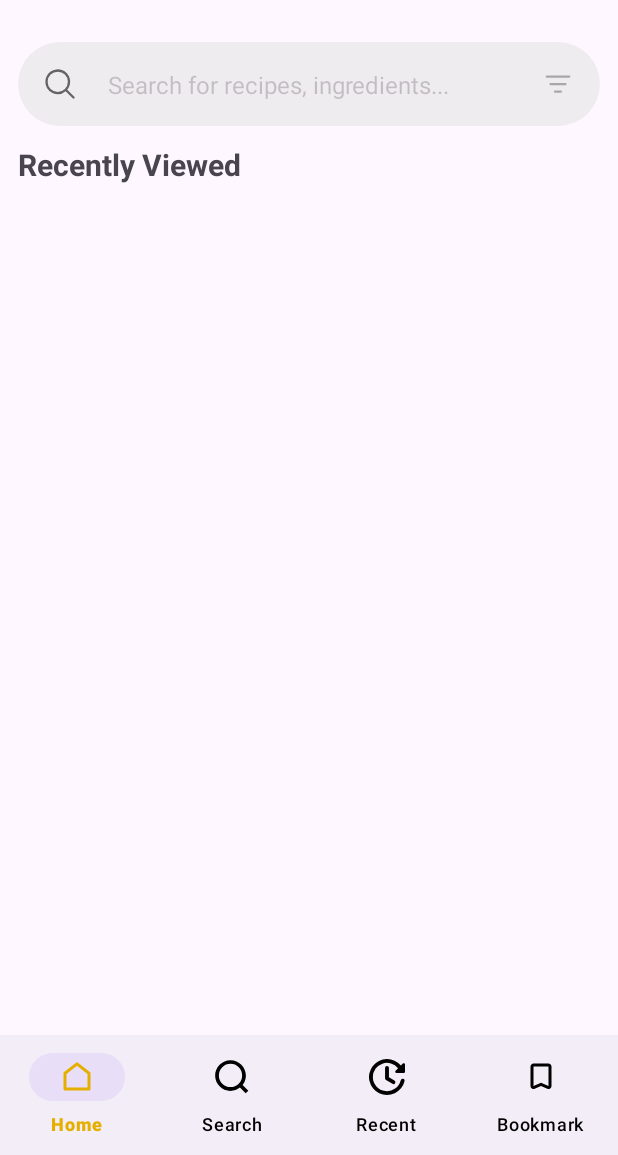
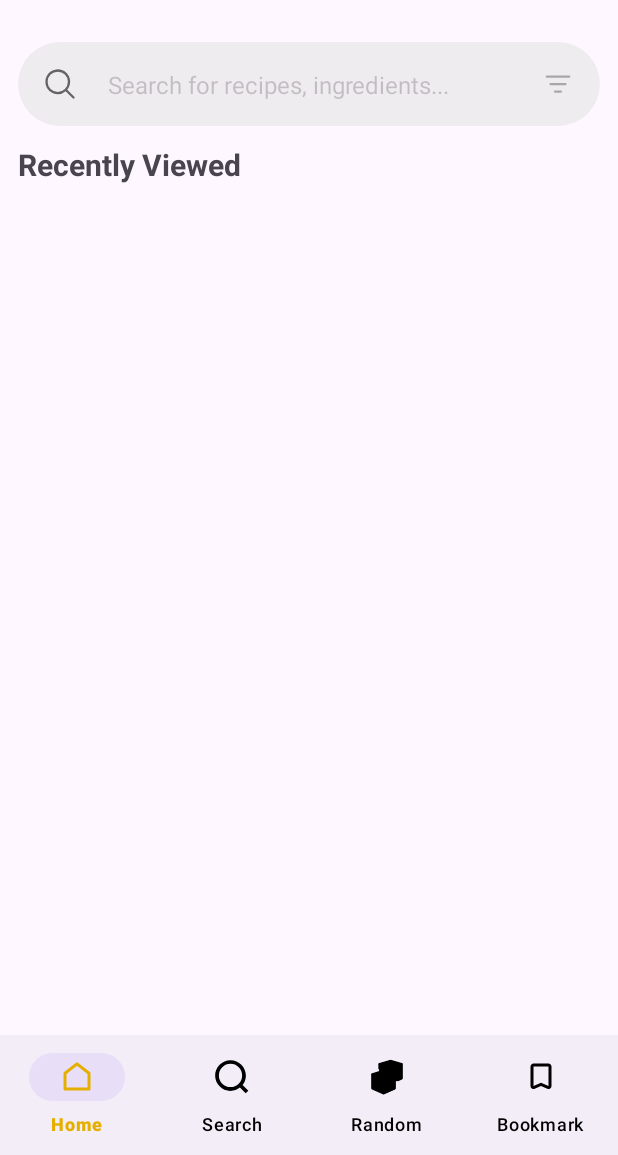
Before and after one commit to OutForMilks/L-tim-C-que, an Android app: the screen it shows after launch (MainActivity), on a phone screen of 412 x 824 dp, the part 81-1236 px from its top. Run offline under Robolectric (Android 15) with nearby library versions, the phone set to English and light mode, and no system bars; our stand-ins replace Firebase (no records; nobody signed in at launch, a user with empty details on screens opened directly), navigation-ui; Roboto replaces fonts that are not available here; 2 statements that could not run were skipped.

Commit message:
change: Recent -> Random

```diff
--- a/app/src/main/java/com/example/l_tim_c_que/ui/recent/RecentFragment.kt
+++ /dev/null
@@ -1,33 +0,0 @@
-package com.example.l_tim_c_que.ui.recent
-
-import android.os.Bundle
-import androidx.fragment.app.Fragment
-import android.view.LayoutInflater
-import android.view.View
-import android.view.ViewGroup
-import com.example.l_tim_c_que.R
-
-/**
- * Fragment responsible for displaying the user's recently viewed meals.
- *
- * This fragment is currently a placeholder and inflates the `fragment_recent` layout.
- * Future implementation should include fetching and displaying the recent history from a local database or repository.
- */
-class RecentFragment : Fragment() {
-
-    /**
-     * Called to have the fragment instantiate its user interface view.
-     *
-     * @param inflater The LayoutInflater object that can be used to inflate any views in the fragment.
-     * @param container If non-null, this is the parent view that the fragment's UI should be attached to.
-     * @param savedInstanceState If non-null, this fragment is being re-constructed from a previous saved state.
-     * @return Return the View for the fragment's UI, or null.
-     */
-    override fun onCreateView(
-        inflater: LayoutInflater, container: ViewGroup?,
-        savedInstanceState: Bundle?
-    ): View? {
-        // Inflate the layout for this fragment
-        return inflater.inflate(R.layout.fragment_recent, container, false)
-    }
-}
--- a/app/src/main/res/menu/bottom_nav_menu.xml
+++ b/app/src/main/res/menu/bottom_nav_menu.xml
@@ -17,9 +17,9 @@
 
     <!--Recent-->
     <item
-        android:id="@+id/recentFragment"
-        android:icon="@drawable/recents_icon"
-        android:title="Recent" />
+        android:id="@+id/randomFragment"
+        android:icon="@drawable/random_icon"
+        android:title="Random" />
 
     <!--Bookmark-->
     <item
--- a/app/src/main/res/navigation/nav_graph.xml
+++ b/app/src/main/res/navigation/nav_graph.xml
@@ -32,9 +32,14 @@
     </fragment>
 
     <fragment
-        android:id="@+id/recentFragment"
-        android:name="com.example.l_tim_c_que.ui.recent.RecentFragment"
-        android:label="Recent" />
+        android:id="@+id/randomFragment"
+        android:name="com.example.l_tim_c_que.ui.random.RandomFragment"
+        android:label="Random">
+        <action
+            android:id="@+id/action_random_to_detail"
+            app:destination="@id/detailFragment">
+        </action>
+    </fragment>
 
     <fragment
         android:id="@+id/bookmarkFragment"
@@ -44,6 +49,6 @@
     <fragment
         android:id="@+id/detailFragment"
         android:name="com.example.l_tim_c_que.ui.detail.DetailFragment"
-        android:label="detail" />
+        android:label="Detail"/>
 
 </navigation>
```
